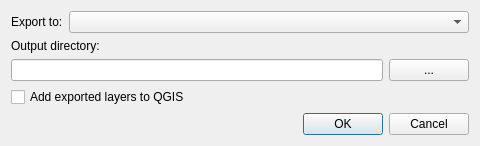
Qt form src/ExportDialogBase.ui (mobermayer/layer-slider) before a commit.
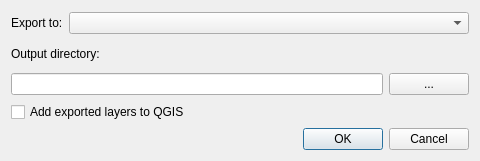
The same form after that commit.

What changed in the file:
```diff
--- a/src/ExportDialogBase.ui
+++ b/src/ExportDialogBase.ui
@@ -2,8 +2,13 @@
 <ui version="4.0">
  <class>ExportDialogBase</class>
  <widget class="QDialog" name="ExportDialogBase">
-  <property name="windowTitle">
-   <string>Layer Slider - Export</string>
+  <property name="geometry">
+   <rect>
+    <x>0</x>
+    <y>0</y>
+    <width>480</width>
+    <height>161</height>
+   </rect>
   </property>
   <property name="minimumSize">
    <size>
```
Left out of the diff: 5 changed lines with no effect on the pictures.
